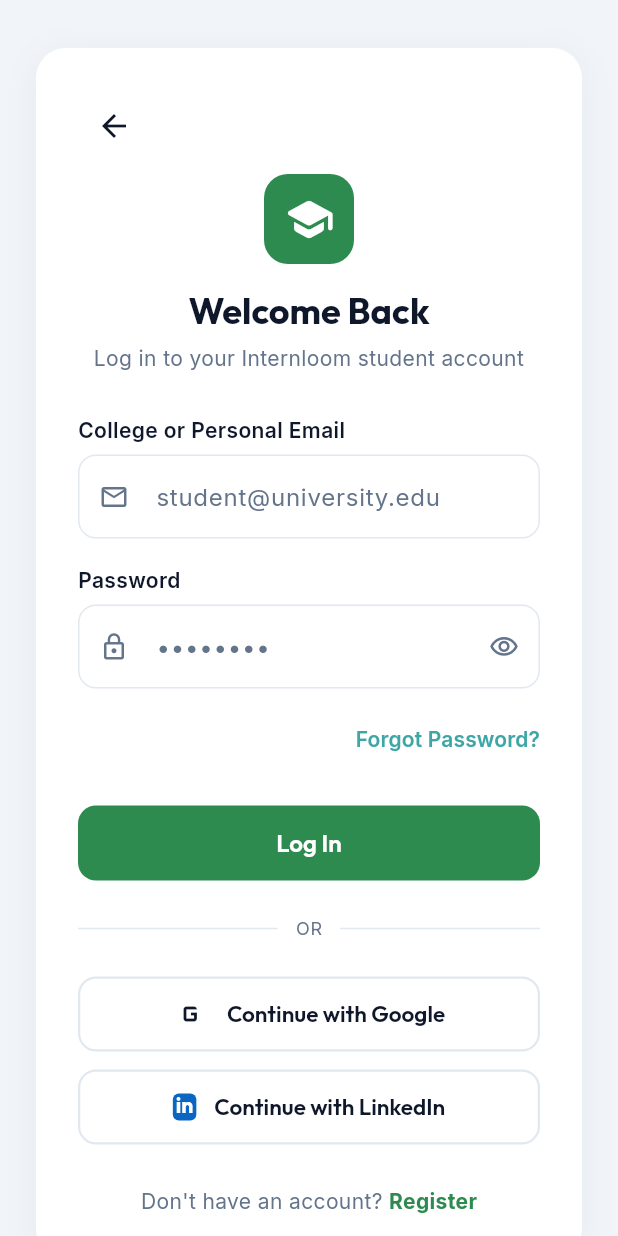
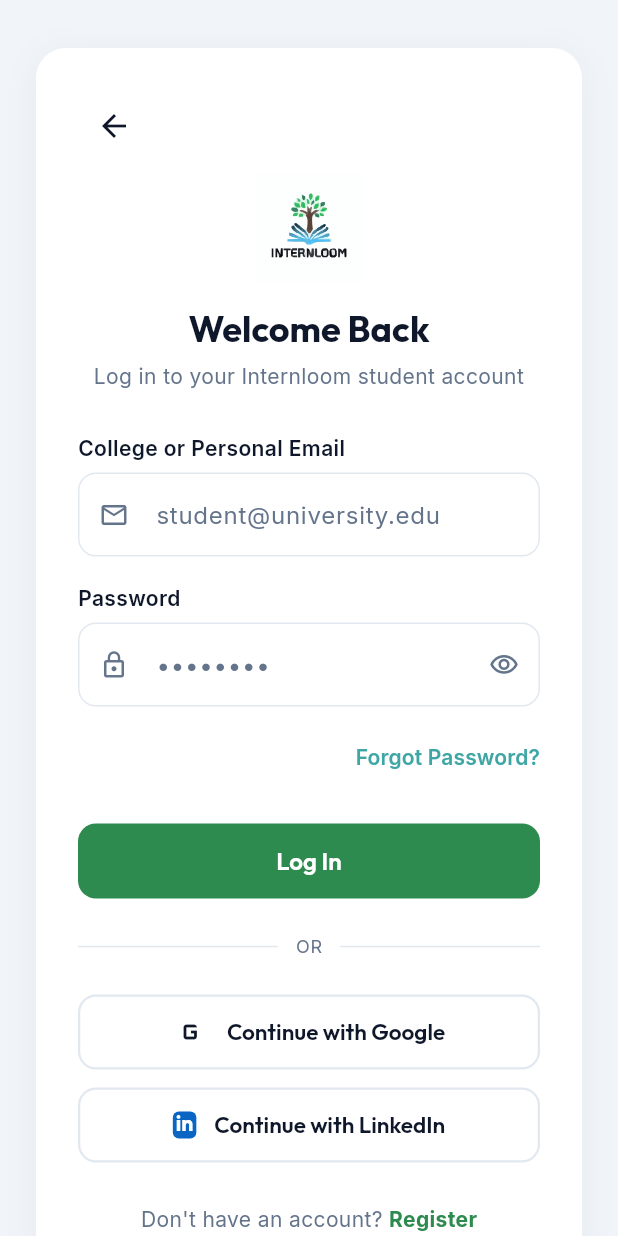
Before and after one commit to Internloom-Hiring/internloom-mobile, a Flutter app: the screen it shows after launch, after a tap on "Student", on a phone screen of 412 x 824 dp. Run offline on Flutter 3.47's test engine with Material 3 defaults, Android fonts, the phone set to English and light mode, and no system bars; our stand-ins replace app_links, equatable, file_picker, flutter_bloc, flutter_dotenv, flutter_svg and 4 more; missing offline and left inert: postgrest; accounts and stored records are empty; network calls fail.

Commit message:
feat(logo): Replace Flutter default branding with Internloom logo

```diff
--- a/lib/core/widgets/branded_loading.dart
+++ b/lib/core/widgets/branded_loading.dart
@@ -1,4 +1,5 @@
 import 'package:flutter/material.dart';
+import 'package:flutter_svg/flutter_svg.dart';
 import '../constants/app_colors.dart';
 
 /// Branded splash/loading widget with Internloom logo placeholder
@@ -15,25 +16,10 @@
         child: Column(
           mainAxisAlignment: MainAxisAlignment.center,
           children: [
-            Container(
-              width: 80,
-              height: 80,
-              decoration: BoxDecoration(
-                color: AppColors.leafGreen,
-                borderRadius: BorderRadius.circular(20),
-                boxShadow: [
-                  BoxShadow(
-                    color: AppColors.leafGreen.withValues(alpha: 0.3),
-                    blurRadius: 16,
-                    offset: const Offset(0, 8),
-                  ),
-                ],
-              ),
-              child: const Icon(
-                Icons.school_rounded,
-                color: AppColors.white,
-                size: 44,
-              ),
+            SvgPicture.asset(
+              'assets/images/internloom_logo.svg',
+              width: 96,
+              height: 96,
             ),
             const SizedBox(height: 24),
             Text(
--- a/lib/features/auth/presentation/screens/login_screen.dart
+++ b/lib/features/auth/presentation/screens/login_screen.dart
@@ -1,5 +1,6 @@
 import 'package:flutter/material.dart';
 import 'package:flutter_bloc/flutter_bloc.dart';
+import 'package:flutter_svg/flutter_svg.dart';
 import 'package:go_router/go_router.dart';
 import '../../../../core/constants/app_colors.dart';
 import '../../../../core/navigation/route_names.dart';
@@ -74,18 +75,10 @@
             crossAxisAlignment: CrossAxisAlignment.stretch,
             children: [
               Center(
-                child: Container(
-                  width: 60,
-                  height: 60,
-                  decoration: BoxDecoration(
-                    color: AppColors.leafGreen,
-                    borderRadius: BorderRadius.circular(16),
-                  ),
-                  child: const Icon(
-                    Icons.school_rounded,
-                    color: AppColors.white,
-                    size: 34,
-                  ),
+                child: SvgPicture.asset(
+                  'assets/images/internloom_logo.svg',
+                  width: 72,
+                  height: 72,
                 ),
               ),
               const SizedBox(height: 24),
@@ -243,18 +236,10 @@
                 const SizedBox(height: 8),
                 // Logo & Brand Header
                 Center(
-                  child: Container(
-                    width: 60,
-                    height: 60,
-                    decoration: BoxDecoration(
-                      color: AppColors.leafGreen,
-                      borderRadius: BorderRadius.circular(16),
-                    ),
-                    child: const Icon(
-                      Icons.school_rounded,
-                      color: AppColors.white,
-                      size: 34,
-                    ),
+                  child: SvgPicture.asset(
+                    'assets/images/internloom_logo.svg',
+                    width: 72,
+                    height: 72,
                   ),
                 ),
                 const SizedBox(height: 16),
--- a/lib/features/company/presentation/screens/company_home_screen.dart
+++ b/lib/features/company/presentation/screens/company_home_screen.dart
@@ -1,4 +1,5 @@
 import 'package:flutter/material.dart';
+import 'package:flutter_svg/flutter_svg.dart';
 import 'package:supabase_flutter/supabase_flutter.dart';
 import 'package:go_router/go_router.dart';
 import '../../../../core/navigation/route_names.dart';
@@ -56,7 +57,18 @@
     return Scaffold(
       backgroundColor: AppColors.background,
       appBar: AppBar(
-        title: const Text('Company Dashboard', style: TextStyle(color: AppColors.textPrimary)),
+        title: Row(
+          mainAxisSize: MainAxisSize.min,
+          children: [
+            SvgPicture.asset(
+              'assets/images/internloom_logo.svg',
+              width: 28,
+              height: 28,
+            ),
+            const SizedBox(width: 10),
+            const Text('Company Dashboard', style: TextStyle(color: AppColors.textPrimary)),
+          ],
+        ),
         backgroundColor: AppColors.white,
         elevation: 1,
         actions: [
--- a/pubspec.yaml
+++ b/pubspec.yaml
@@ -63,6 +63,9 @@
   postgrest: any
   shared_preferences: ^2.5.3
 
+  # Renders the Internloom SVG logo (splash, login, home screens).
+  flutter_svg: ^2.0.10
+
 dev_dependencies:
   flutter_test:
     sdk: flutter
@@ -88,6 +91,7 @@
   # To add assets to your application, add an assets section, like this:
   assets:
     - .env
+    - assets/images/internloom_logo.svg
 
 
   # An image asset can refer to one or more resolution-specific "variants", see
```
Also changed, not shown: assets/images/internloom_logo.svg (added), 33 other files.
